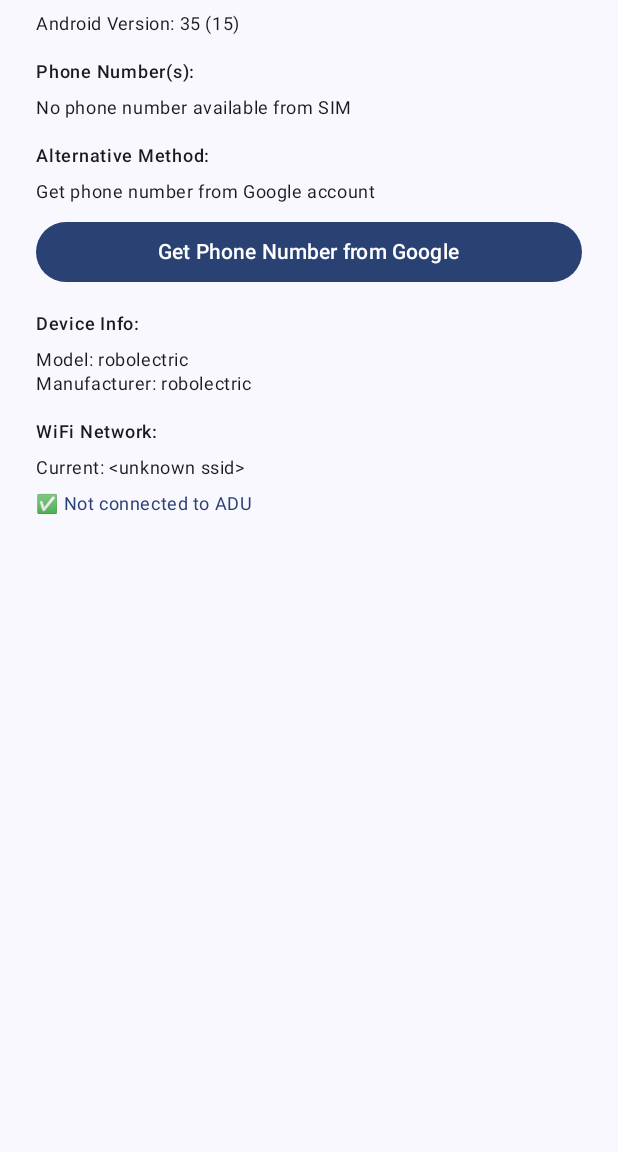
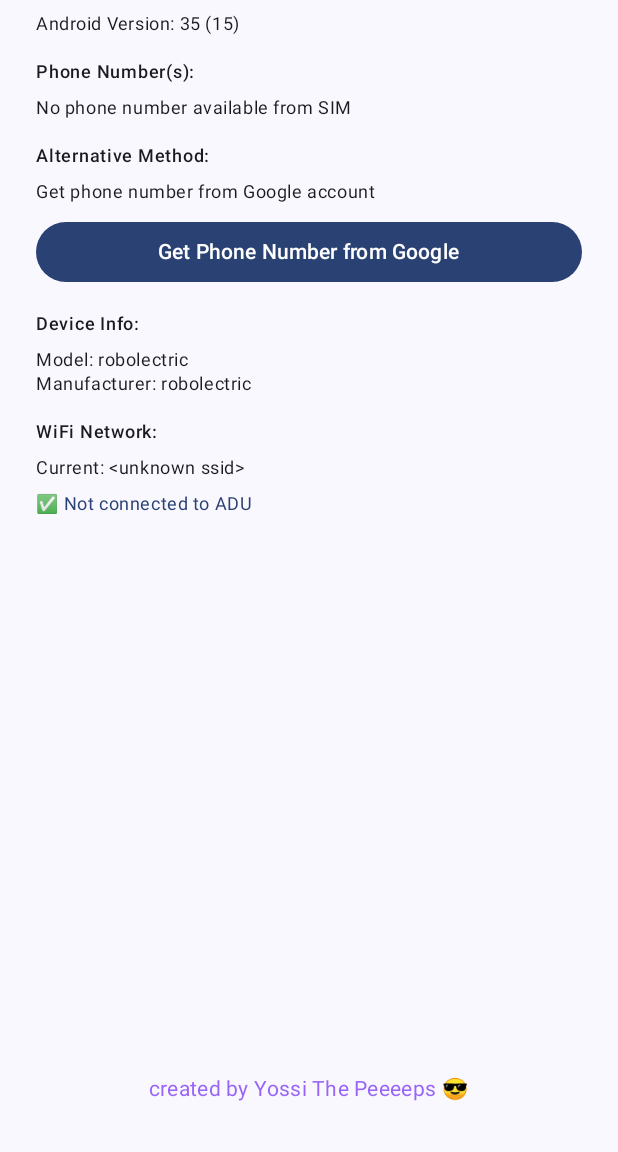
Before and after one commit to JosefGvirt/SimInfoViewer, an Android app built with Jetpack Compose: the screen it shows after launch (MainActivity), on a phone screen of 412 x 824 dp, the part 84-1236 px from its top. Run offline under Robolectric (Android 15) with nearby library versions, the phone set to English and light mode, and no system bars; libraries missing offline, so code that uses them is left out: com.google.android.gms.

Commit message:
Add animated RGB footer: 'created by Yossi The Peeeeps 😎' at bottom of app

```diff
--- a/app/src/main/java/com/jossi/siminfoviewer/MainActivity.kt
+++ b/app/src/main/java/com/jossi/siminfoviewer/MainActivity.kt
@@ -26,6 +26,9 @@ import android.telephony.SubscriptionManager
 import com.google.android.gms.auth.api.credentials.Credential
 import com.google.android.gms.auth.api.credentials.HintRequest
 import com.google.android.gms.auth.api.credentials.Credentials
+import androidx.compose.ui.Alignment
+import androidx.compose.ui.graphics.Color
+import androidx.compose.animation.core.*
 
 class MainActivity : ComponentActivity() {
     private var phoneNumberCallback: ((String) -> Unit)? = null
@@ -304,6 +307,48 @@ fun SimInfoScreen(onRequestGooglePhoneNumber: ((String) -> Unit) -> Unit) {
             Spacer(modifier = Modifier.height(8.dp))
             Text(text = "Location permission needed to check WiFi", style = MaterialTheme.typography.bodySmall, color = MaterialTheme.colorScheme.error)
         }
+
+        Spacer(modifier = Modifier.weight(1f, fill = true))
+        AnimatedFooter()
+    }
+}
+
+@Composable
+fun AnimatedFooter() {
+    // Animate RGB color
+    val infiniteTransition = rememberInfiniteTransition(label = "footerColor")
+    val red by infiniteTransition.animateFloat(
+        initialValue = 0f,
+        targetValue = 255f,
+        animationSpec = infiniteRepeatable(
+            animation = tween(2000, easing = LinearEasing),
+            repeatMode = RepeatMode.Reverse
+        ), label = "red"
+    )
+    val green by infiniteTransition.animateFloat(
+        initialValue = 255f,
+        targetValue = 0f,
+        animationSpec = infiniteRepeatable(
+            animation = tween(2000, easing = LinearEasing),
+            repeatMode = RepeatMode.Reverse
+        ), label = "green"
+    )
+    val blue by infiniteTransition.animateFloat(
+        initialValue = 128f,
+        targetValue = 255f,
+        animationSpec = infiniteRepeatable(
+            animation = tween(3000, easing = LinearEasing),
+            repeatMode = RepeatMode.Reverse
+        ), label = "blue"
+    )
+    val animatedColor = Color(red.toInt(), green.toInt(), blue.toInt())
+    Box(modifier = Modifier.fillMaxWidth(), contentAlignment = Alignment.Center) {
+        Text(
+            text = "created by Yossi The Peeeeps 😎",
+            color = animatedColor,
+            style = MaterialTheme.typography.bodyMedium,
+            modifier = Modifier.padding(top = 32.dp, bottom = 8.dp)
+        )
     }
 }
 
```
